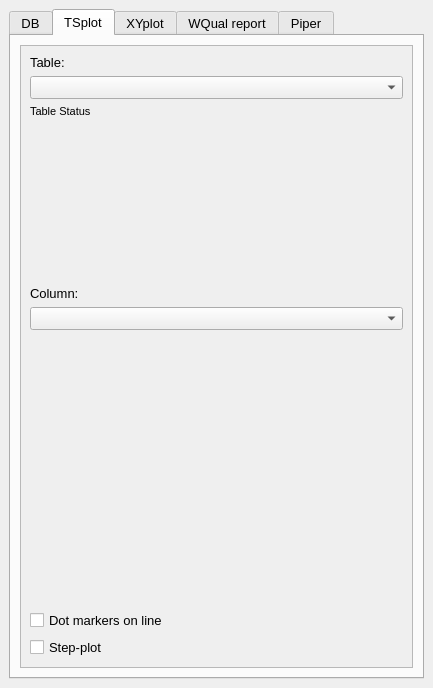
First picture: the form in ui/midvsettingsdock.ui, repository jkall/qgis-midvatten-plugin, before the edit.
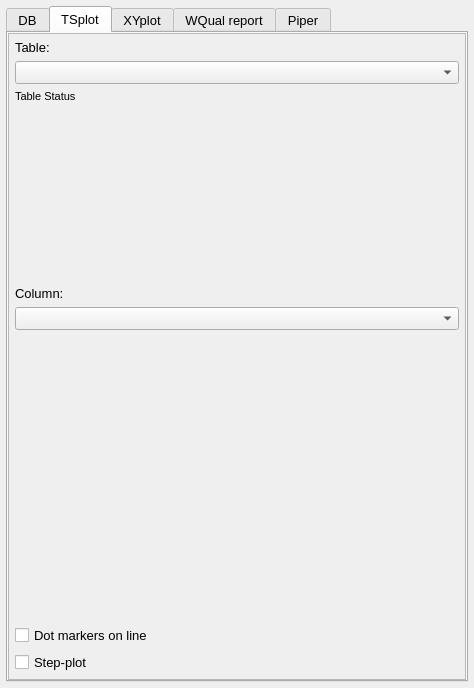
Second picture: the form after the edit. The open tabs and pages were chosen to show the change.

Commit message: Midvsettingsdialog: Fixes margins.

```diff
--- a/ui/midvsettingsdock.ui
+++ b/ui/midvsettingsdock.ui
@@ -6,7 +6,7 @@
    <rect>
     <x>0</x>
     <y>0</y>
-    <width>433</width>
+    <width>474</width>
     <height>688</height>
    </rect>
   </property>
@@ -15,6 +15,18 @@
   </property>
   <widget class="QWidget" name="dockWidgetContents">
    <layout class="QGridLayout" name="gridLayout_9">
+    <property name="leftMargin">
+     <number>6</number>
+    </property>
+    <property name="topMargin">
+     <number>6</number>
+    </property>
+    <property name="rightMargin">
+     <number>6</number>
+    </property>
+    <property name="bottomMargin">
+     <number>6</number>
+    </property>
     <item row="0" column="0">
      <widget class="QTabWidget" name="tabWidget">
       <property name="sizePolicy">
@@ -78,6 +90,18 @@
         <string>Time Series Plot</string>
        </attribute>
        <layout class="QGridLayout" name="gridLayout_18">
+        <property name="leftMargin">
+         <number>0</number>
+        </property>
+        <property name="topMargin">
+         <number>0</number>
+        </property>
+        <property name="rightMargin">
+         <number>0</number>
+        </property>
+        <property name="bottomMargin">
+         <number>0</number>
+        </property>
         <item row="0" column="0">
          <widget class="QScrollArea" name="scrollArea_2">
           <property name="widgetResizable">
@@ -88,11 +112,23 @@
             <rect>
              <x>0</x>
              <y>0</y>
-             <width>180</width>
-             <height>241</height>
+             <width>454</width>
+             <height>602</height>
             </rect>
            </property>
            <layout class="QGridLayout" name="gridLayout_10">
+            <property name="leftMargin">
+             <number>6</number>
+            </property>
+            <property name="topMargin">
+             <number>6</number>
+            </property>
+            <property name="rightMargin">
+             <number>6</number>
+            </property>
+            <property name="bottomMargin">
+             <number>6</number>
+            </property>
             <item row="0" column="0">
              <layout class="QGridLayout" name="gridLayout_6">
               <item row="0" column="0">
```
Left out of the diff: 100 changed lines with no effect on the pictures. The commit also changes 1 other file.
